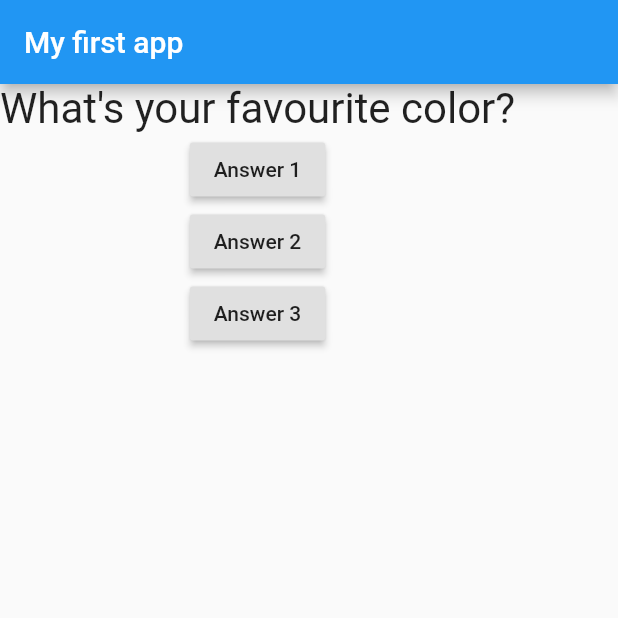
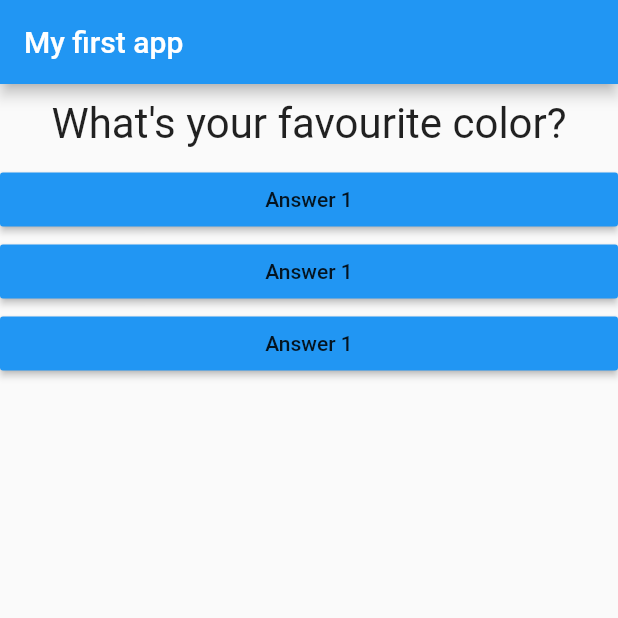
Before and after one commit to Kritika6100/Test, a Flutter app: the screen it shows after launch, on a phone screen of 412 x 824 dp, the top half of it. Run offline on Flutter 3.47's test engine with Material 2 defaults, Android fonts, the phone set to English and light mode, and no system bars.

Commit message:
This is the first commit

```diff
--- /dev/null
+++ b/lib/answer.dart
@@ -0,0 +1,17 @@
+import 'package:flutter/material.dart';
+class Answer extends StatelessWidget {
+   final Function selectHandler;
+   Answer(this.selectHandler);
+  @override
+  Widget build(BuildContext context) {
+    return Container(
+      width: double.infinity,
+      child: RaisedButton(
+        color:Colors.blue,
+              child: Text('Answer 1'),
+              onPressed: selectHandler,
+            ),
+
+    );
+  }
+}
--- a/lib/main.dart
+++ b/lib/main.dart
@@ -1,5 +1,6 @@
 import 'package:flutter/material.dart';
 import './question.dart';
+import'./answer.dart';
 
 void main() => runApp(MyApp());
 
@@ -37,20 +38,10 @@ class _MyAppState extends State<MyApp> {
             Question(
               questions[_questionindex],
             ),
-            RaisedButton(
-              child: Text('Answer 1'),
-              onPressed: _answerquestion,
-            ),
-            RaisedButton(
-              child: Text('Answer 2'),
-              onPressed: () => print('Answer 2 chosen'),
-            ),
-            RaisedButton(
-              child: Text('Answer 3'),
-              onPressed: () {
-                print('Answer 3 chosen');
-              },
-            ),
+
+            Answer(_answerquestion),
+            Answer(_answerquestion),
+            Answer(_answerquestion),
           ],
         ),
       ),
--- a/lib/question.dart
+++ b/lib/question.dart
@@ -5,9 +5,14 @@ class Question extends StatelessWidget {
   Question(this.questiontext);
   @override
   Widget build(BuildContext context) {
-    return Text(
+    return Container(
+      width: double.infinity,
+      margin: EdgeInsets.all(10),
+       child: Text(
       questiontext,
       style: TextStyle(fontSize: 28),
+      textAlign: TextAlign.center,
+    ),
     );
   }
 }
```
